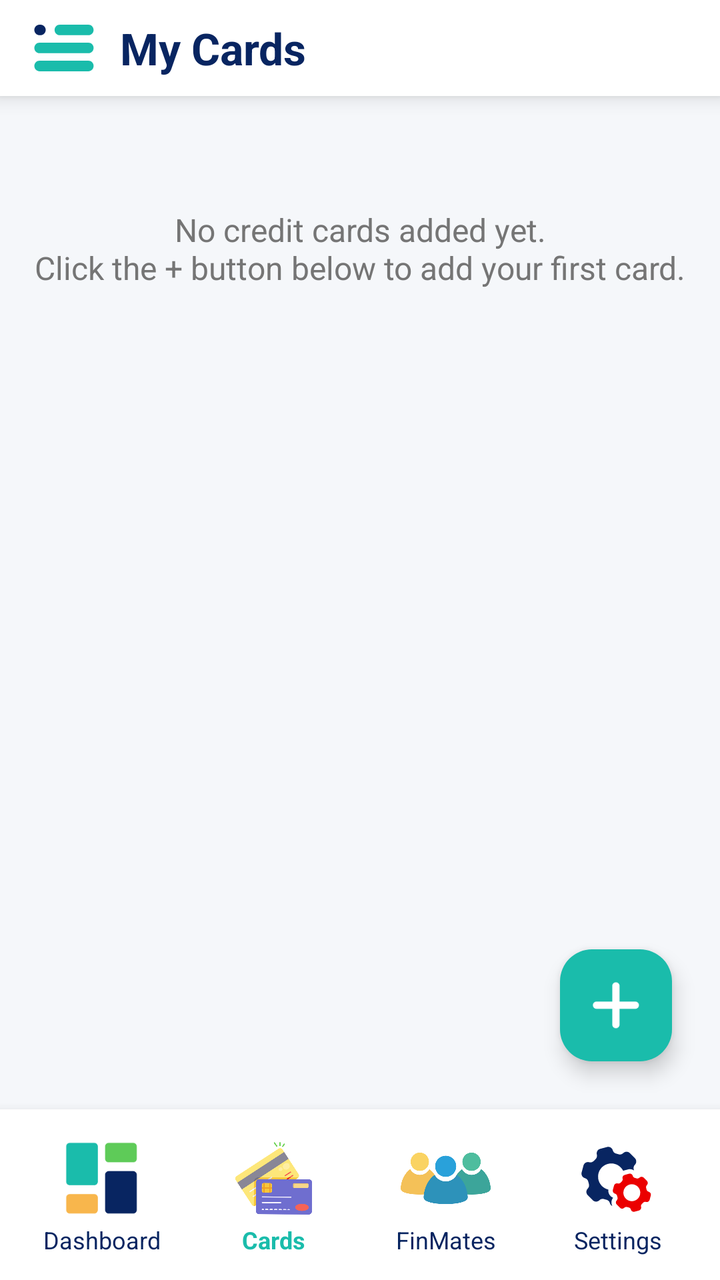
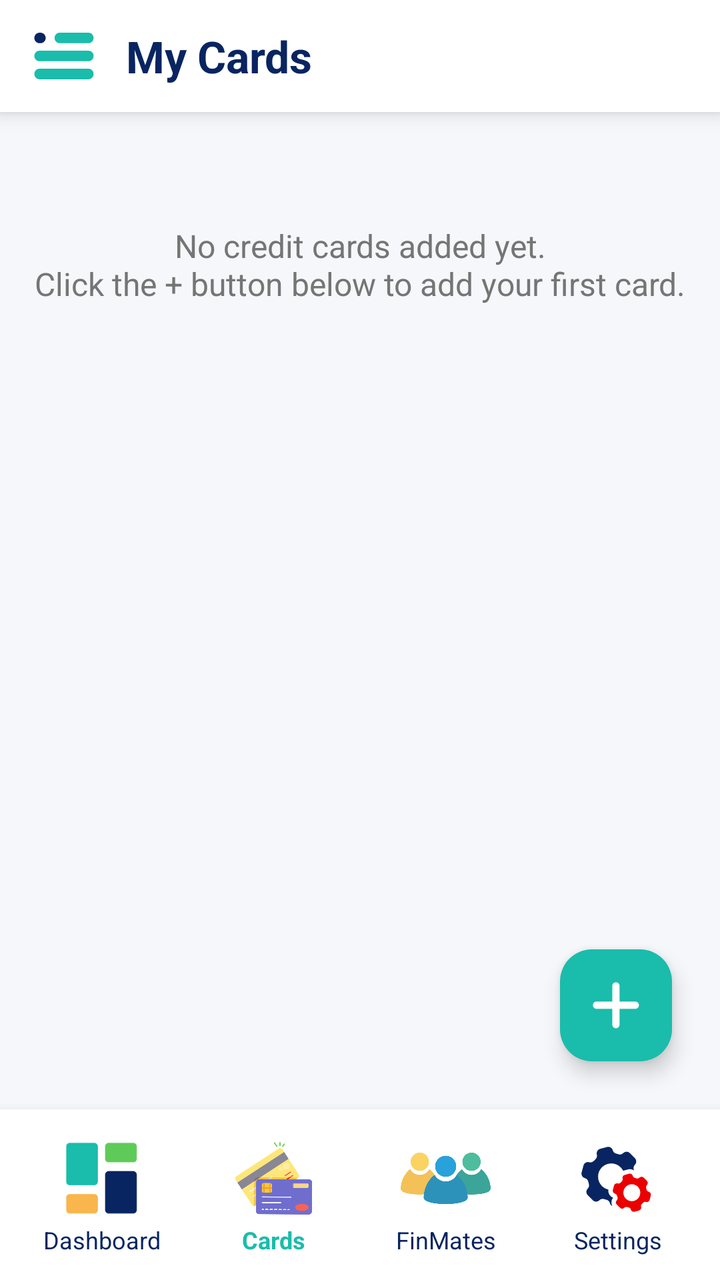

An Android layout rendered at two revisions. The XML below is the earlier revision; the diff shows what the commit changed to produce the second picture.
<!-- AndroidManifest.xml: application theme Theme.FinTrack -->
<!-- res/layout/activity_cards.xml -->
<?xml version="1.0" encoding="utf-8"?>
<androidx.drawerlayout.widget.DrawerLayout
    xmlns:android="http://schemas.android.com/apk/res/android"
    xmlns:app="http://schemas.android.com/apk/res-auto"
    xmlns:tools="http://schemas.android.com/tools"
    android:id="@+id/drawerLayoutCards"
    android:layout_width="match_parent"
    android:layout_height="match_parent"
    tools:context=".CardsActivity"
    tools:ignore="HardcodedText, ContentDescription">

    <androidx.constraintlayout.widget.ConstraintLayout
        android:id="@+id/mainCards"
        android:layout_width="match_parent"
        android:layout_height="match_parent"
        android:background="#F5F7FA">

        
        <androidx.constraintlayout.widget.ConstraintLayout
            android:id="@+id/topAppBarContainer"
            android:layout_width="match_parent"
            android:layout_height="wrap_content"
            android:background="#FFFFFF"
            android:elevation="6dp"
            android:paddingHorizontal="16dp"
            android:paddingVertical="8dp"
            app:layout_constraintTop_toTopOf="parent">

            <ImageView
                android:id="@+id/ivMenuDrawerCards"
                android:layout_width="32dp"
                android:layout_height="32dp"
                android:background="?attr/selectableItemBackgroundBorderless"
                android:padding="1dp"
                android:src="@drawable/ic_menu"
                app:layout_constraintBottom_toBottomOf="parent"
                app:layout_constraintStart_toStartOf="parent"
                app:layout_constraintTop_toTopOf="parent" />

            <TextView
                android:layout_width="wrap_content"
                android:layout_height="wrap_content"
                android:layout_marginStart="12dp"
                android:text="My Cards"
                android:textColor="#082561"
                android:textSize="22sp"
                android:textStyle="bold"
                app:layout_constraintBottom_toBottomOf="parent"
                app:layout_constraintStart_toEndOf="@id/ivMenuDrawerCards"
                app:layout_constraintTop_toTopOf="parent" />

        </androidx.constraintlayout.widget.ConstraintLayout>

        
        <androidx.core.widget.NestedScrollView
            android:layout_width="match_parent"
            android:layout_height="0dp"
            android:fillViewport="true"
            app:layout_constraintBottom_toTopOf="@+id/bottomNavigationWrapper"
            app:layout_constraintTop_toBottomOf="@+id/topAppBarContainer">

            <LinearLayout
                android:layout_width="match_parent"
                android:layout_height="wrap_content"
                android:orientation="vertical"
                android:padding="16dp">

                
                <TextView
                    android:id="@+id/tvEmptyCardsList"
                    android:layout_width="match_parent"
                    android:layout_height="wrap_content"
                    android:gravity="center"
                    android:paddingTop="40dp"
                    android:text="No credit cards added yet.\nClick the + button below to add your first card."
                    android:textColor="#757575"
                    android:textSize="16sp" />

                
                <LinearLayout
                    android:id="@+id/layoutCardsListContainer"
                    android:layout_width="match_parent"
                    android:layout_height="wrap_content"
                    android:orientation="vertical"
                    android:visibility="gone">
                    <include layout="@layout/item_dashboard_card" />
                </LinearLayout>

            </LinearLayout>
        </androidx.core.widget.NestedScrollView>

        
        <com.google.android.material.floatingactionbutton.FloatingActionButton
            android:id="@+id/fabAddCard"
            android:layout_width="wrap_content"
            android:layout_height="wrap_content"
            android:layout_margin="24dp"
            android:clickable="true"
            android:focusable="true"
            android:src="@drawable/add"
            app:backgroundTint="#1abcab"
            app:tint="#FFFFFF"
            app:layout_constraintBottom_toTopOf="@+id/bottomNavigationWrapper"
            app:layout_constraintEnd_toEndOf="parent" />

        
        <LinearLayout
            android:id="@+id/bottomNavigationWrapper"
            android:layout_width="match_parent"
            android:layout_height="wrap_content"
            android:background="#FFFFFF"
            android:elevation="8dp"
            android:gravity="center_vertical"
            android:orientation="horizontal"
            android:paddingVertical="12dp"
            android:paddingHorizontal="8dp"
            android:weightSum="4"
            android:baselineAligned="false"
            app:layout_constraintBottom_toBottomOf="parent">

            
            <LinearLayout
                android:id="@+id/navItemDashboard"
                android:layout_width="0dp"
                android:layout_height="wrap_content"
                android:layout_weight="1"
                android:gravity="center"
                android:orientation="vertical"
                tools:ignore="UseCompoundDrawables">
                <ImageView android:layout_width="45dp" android:layout_height="45dp" android:src="@drawable/dashboard" />
                <TextView android:layout_width="wrap_content" android:layout_height="wrap_content" android:text="Dashboard" android:textColor="#082561" android:textSize="12sp" />
            </LinearLayout>

            
            <LinearLayout
                android:id="@+id/navItemCards"
                android:layout_width="0dp"
                android:layout_height="wrap_content"
                android:layout_weight="1"
                android:gravity="center"
                android:orientation="vertical"
                tools:ignore="UseCompoundDrawables">
                <ImageView android:layout_width="45dp" android:layout_height="45dp" android:src="@drawable/card_nav_bottom"/>
                <TextView android:layout_width="wrap_content" android:layout_height="wrap_content" android:text="Cards" android:textColor="#1abcab" android:textSize="12sp" android:textStyle="bold" />
            </LinearLayout>

            
            <LinearLayout
                android:id="@+id/navItemLedger"
                android:layout_width="0dp"
                android:layout_height="wrap_content"
                android:layout_weight="1"
                android:gravity="center"
                android:orientation="vertical"
                tools:ignore="UseCompoundDrawables">
                <ImageView android:layout_width="45dp" android:layout_height="45dp" android:src="@drawable/finmate"/>
                <TextView android:layout_width="wrap_content" android:layout_height="wrap_content" android:text="FinMates" android:textColor="#082561" android:textSize="12sp" />
            </LinearLayout>

            
            <LinearLayout
                android:id="@+id/navSetings"
                android:layout_width="0dp"
                android:layout_height="wrap_content"
                android:layout_weight="1"
                android:gravity="center"
                android:orientation="vertical"
                tools:ignore="UseCompoundDrawables">
                <ImageView android:layout_width="45dp" android:layout_height="45dp" android:src="@drawable/settings_nav"/>
                <TextView android:layout_width="wrap_content" android:layout_height="wrap_content" android:text="Settings" android:textColor="#082561" android:textSize="12sp" />
            </LinearLayout>
        </LinearLayout>
    </androidx.constraintlayout.widget.ConstraintLayout>

    <com.google.android.material.navigation.NavigationView
        android:id="@+id/navigationViewCards"
        android:layout_width="wrap_content"
        android:layout_height="match_parent"
        android:layout_gravity="start"
        android:background="#FFFFFF"
        app:headerLayout="@layout/nav_header"
        app:menu="@menu/drawer_menu" />
</androidx.drawerlayout.widget.DrawerLayout>
<!-- res/layout/item_dashboard_card.xml (included above) -->
<?xml version="1.0" encoding="utf-8"?>
<androidx.constraintlayout.widget.ConstraintLayout
    xmlns:android="http://schemas.android.com/apk/res/android"
    xmlns:app="http://schemas.android.com/apk/res-auto"
    xmlns:tools="http://schemas.android.com/tools"
    android:layout_width="match_parent"
    android:layout_height="wrap_content"
    android:background="?attr/selectableItemBackground"
    android:clickable="true"
    android:focusable="true"
    android:paddingVertical="12dp"
    tools:ignore="HardcodedText, TooManyViews, SmallSp, ContentDescription, UseCompoundDrawables, TooDeepLayout">

    <androidx.cardview.widget.CardView
        android:id="@+id/cardLogoContainer"
        android:layout_width="48dp"
        android:layout_height="48dp"
        app:cardBackgroundColor="#082561"
        app:cardCornerRadius="8dp"
        app:layout_constraintBottom_toBottomOf="parent"
        app:layout_constraintStart_toStartOf="parent"
        app:layout_constraintTop_toTopOf="parent">

        <TextView
            android:id="@+id/tvCardLogoText"
            android:layout_width="match_parent"
            android:layout_height="match_parent"
            android:gravity="center"
            android:text="BANK"
            android:textColor="#FFFFFF"
            android:textSize="12sp"
            android:textStyle="bold" />
    </androidx.cardview.widget.CardView>

    <LinearLayout
        android:layout_width="0dp"
        android:layout_height="wrap_content"
        android:layout_marginStart="12dp"
        android:orientation="vertical"
        app:layout_constraintBottom_toBottomOf="parent"
        app:layout_constraintEnd_toStartOf="@id/progressContainer"
        app:layout_constraintStart_toEndOf="@id/cardLogoContainer"
        app:layout_constraintTop_toTopOf="parent">

        <TextView
            android:id="@+id/tvCardName"
            android:layout_width="wrap_content"
            android:layout_height="wrap_content"
            android:text="Card Name"
            android:textColor="#082561"
            android:textSize="14sp"
            android:textStyle="bold" />

        <TextView
            android:id="@+id/tvCardLimitUsed"
            android:layout_width="wrap_content"
            android:layout_height="wrap_content"
            android:layout_marginTop="2dp"
            android:text="Limit: ₹0  |  Used: ₹0"
            android:textColor="#757575"
            android:textSize="11sp" />

        <TextView
            android:id="@+id/tvCardDue"
            android:layout_width="wrap_content"
            android:layout_height="wrap_content"
            android:layout_marginTop="2dp"
            android:text="Current Due: ₹0 (Due by 00th Mth)"
            android:textColor="#1abcab"
            android:textSize="11sp" />
    </LinearLayout>

    <RelativeLayout
        android:id="@+id/progressContainer"
        android:layout_width="48dp"
        android:layout_height="48dp"
        android:layout_marginEnd="8dp"
        app:layout_constraintBottom_toBottomOf="parent"
        app:layout_constraintEnd_toStartOf="@id/ivCardArrow"
        app:layout_constraintTop_toTopOf="parent">

        <com.google.android.material.progressindicator.CircularProgressIndicator
            android:id="@+id/cpiCardProgress"
            android:layout_width="match_parent"
            android:layout_height="match_parent"
            android:progress="0"
            app:indicatorColor="#1abcab"
            app:trackColor="#E0E0E0"
            app:trackThickness="3dp" />

        <TextView
            android:id="@+id/tvCardProgressPercent"
            android:layout_width="wrap_content"
            android:layout_height="wrap_content"
            android:layout_centerInParent="true"
            android:gravity="center"
            android:text="0%\nUsed"
            android:textColor="#082561"
            android:textSize="11sp" />
    </RelativeLayout>

    <TextView
        android:id="@+id/ivCardArrow"
        android:layout_width="wrap_content"
        android:layout_height="wrap_content"
        android:text=">"
        android:textColor="#082561"
        android:textSize="18sp"
        app:layout_constraintBottom_toBottomOf="parent"
        app:layout_constraintEnd_toEndOf="parent"
        app:layout_constraintTop_toTopOf="parent" />

</androidx.constraintlayout.widget.ConstraintLayout>
<!-- res/layout/nav_header.xml (included above) -->
<?xml version="1.0" encoding="utf-8"?>
<LinearLayout
    xmlns:android="http://schemas.android.com/apk/res/android"
    xmlns:app="http://schemas.android.com/apk/res-auto"
    xmlns:tools="http://schemas.android.com/tools"
    android:layout_width="match_parent"
    android:layout_height="160dp"
    android:background="#082561"
    android:gravity="bottom"
    android:orientation="vertical"
    android:padding="16dp"
    tools:ignore="HardcodedText, ContentDescription">

    
    <ImageView
        android:layout_width="48dp"
        android:layout_height="48dp"
        android:src="@drawable/dashboard"
        app:tint="#1ABCAB" />

    
    <TextView
        android:layout_width="wrap_content"
        android:layout_height="wrap_content"
        android:layout_marginTop="12dp"
        android:text="FinTrack"
        android:textColor="#FFFFFF"
        android:textSize="20sp"
        android:textStyle="bold" />

    
    <TextView
        android:layout_width="wrap_content"
        android:layout_height="wrap_content"
        android:layout_marginTop="2dp"
        android:text="Your Personal Financial Ledger"
        android:textColor="#1ABCAB"
        android:textSize="12sp" />

</LinearLayout>
<!-- resources referenced by this layout -->
<resources>
  <!-- drawable add (drawable) -->
  <vector xmlns:android="http://schemas.android.com/apk/res/android"
      android:width="24dp"
      android:height="24dp"
      android:viewportWidth="256"
      android:viewportHeight="256">
    <path
        android:pathData="M127.53,250.38c-10.55,0 -19.11,-8.56 -19.11,-19.11L108.42,23.79c0,-10.55 8.56,-19.11 19.11,-19.11s19.11,8.56 19.11,19.11l0,207.48C146.64,241.83 138.09,250.38 127.53,250.38z"
        android:strokeLineJoin="miter"
        android:strokeWidth="2.73"
        android:fillColor="#FFFFFF"
        android:fillType="nonZero"
        android:strokeColor="#00000000"
        android:strokeLineCap="butt"/>
    <path
        android:pathData="M231.27,146.64L23.79,146.64c-10.55,0 -19.11,-8.56 -19.11,-19.11s8.56,-19.11 19.11,-19.11l207.48,0c10.55,0 19.11,8.56 19.11,19.11S241.83,146.64 231.27,146.64z"
        android:strokeLineJoin="miter"
        android:strokeWidth="2.73"
        android:fillColor="#FFFFFF"
        android:fillType="nonZero"
        android:strokeColor="#00000000"
        android:strokeLineCap="butt"/>
  </vector>
  <!-- drawable ic_menu (drawable) -->
  <vector xmlns:android="http://schemas.android.com/apk/res/android"
      android:width="24dp"
      android:height="24dp"
      android:viewportWidth="256"
      android:viewportHeight="256">
    <path
        android:pathData="M231.83,73.45L110.29,73.45c-12.41,0 -22.48,-10.07 -22.48,-22.48l0,0c0,-12.41 10.07,-22.48 22.48,-22.48L231.83,28.49c12.41,0 22.48,10.07 22.48,22.48l0,0C254.31,63.39 244.24,73.45 231.83,73.45z"
        android:strokeLineJoin="miter"
        android:strokeWidth="2.81"
        android:fillColor="#1ABCAB"
        android:fillType="nonZero"
        android:strokeColor="#00000000"
        android:strokeLineCap="butt"/>
    <path
        android:pathData="M27.4,73.45L23.89,73.45c-12.41,0 -22.48,-10.07 -22.48,-22.48l0,0c0,-12.41 10.07,-22.48 22.48,-22.48l3.51,0c12.41,0 22.48,10.07 22.48,22.48l0,0C49.88,63.39 39.81,73.45 27.4,73.45z"
        android:strokeLineJoin="miter"
        android:strokeWidth="2.81"
        android:fillColor="#082561"
        android:fillType="nonZero"
        android:strokeColor="#00000000"
        android:strokeLineCap="butt"/>
    <path
        android:pathData="M231.83,150.34L23.89,150.34c-12.41,0 -22.48,-10.07 -22.48,-22.48l0,0c0,-12.41 10.07,-22.48 22.48,-22.48l207.94,0c12.41,0 22.48,10.07 22.48,22.48l0,0C254.31,140.27 244.24,150.34 231.83,150.34z"
        android:strokeLineJoin="miter"
        android:strokeWidth="2.81"
        android:fillColor="#1ABCAB"
        android:fillType="nonZero"
        android:strokeColor="#00000000"
        android:strokeLineCap="butt"/>
    <path
        android:pathData="M231.83,227.22L23.89,227.22c-12.41,0 -22.48,-10.07 -22.48,-22.48l0,0c0,-12.41 10.07,-22.48 22.48,-22.48l207.94,0c12.41,0 22.48,10.07 22.48,22.48l0,0C254.31,217.16 244.24,227.22 231.83,227.22z"
        android:strokeLineJoin="miter"
        android:strokeWidth="2.81"
        android:fillColor="#1ABCAB"
        android:fillType="nonZero"
        android:strokeColor="#00000000"
        android:strokeLineCap="butt"/>
  </vector>
  <style name="Theme.FinTrack" parent="Base.Theme.FinTrack" />
  <style name="Base.Theme.FinTrack" parent="Theme.Material3.Light.NoActionBar">
          
          <item name="colorPrimary">#082561</item>
          <item name="colorSecondary">#1ABCAB</item>
  
          
          <item name="android:windowLightStatusBar">true</item>
          <item name="android:statusBarColor">#FFFFFF</item>
      </style>
  <!-- unchanged entries left out for length: 4 -->
</resources>

<!-- the commit's change to res/layout/activity_cards.xml (unified diff, before → after) -->
@@ -23,7 +23,10 @@
             android:background="#FFFFFF"
             android:elevation="6dp"
             android:paddingHorizontal="16dp"
-            android:paddingVertical="8dp"
+            android:paddingTop="12dp"
+            android:paddingBottom="12dp"
+            app:layout_constraintEnd_toEndOf="parent"
+            app:layout_constraintStart_toStartOf="parent"
             app:layout_constraintTop_toTopOf="parent">
 
             <ImageView
@@ -40,7 +43,7 @@
             <TextView
                 android:layout_width="wrap_content"
                 android:layout_height="wrap_content"
-                android:layout_marginStart="12dp"
+                android:layout_marginStart="15dp"
                 android:text="My Cards"
                 android:textColor="#082561"
                 android:textSize="22sp"
